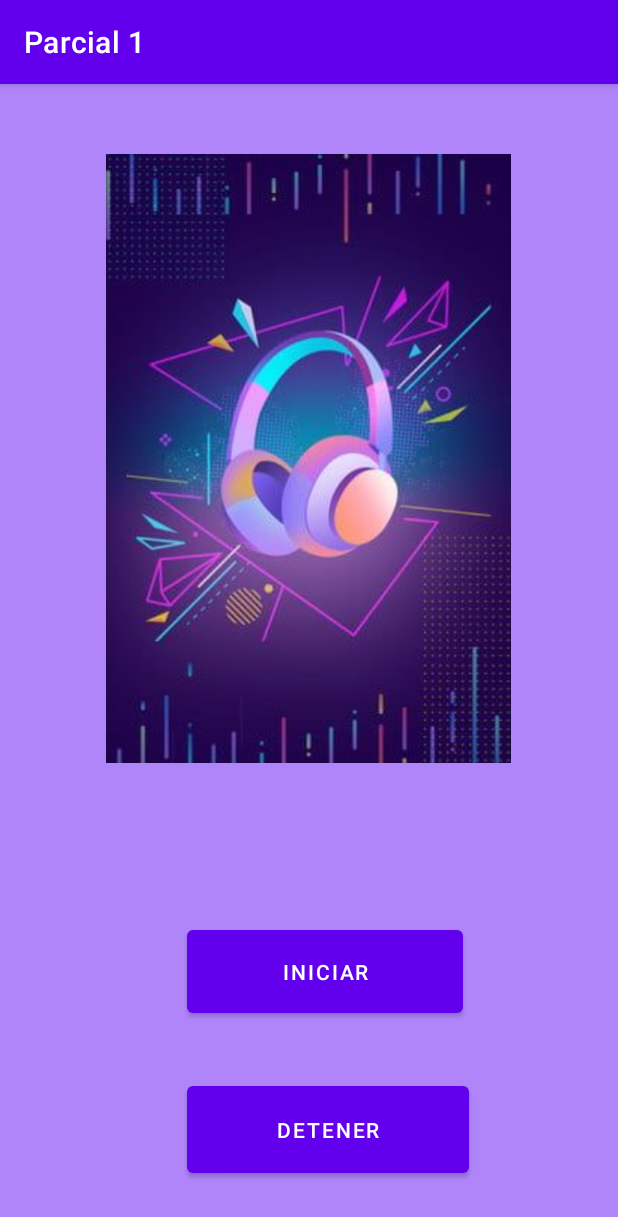
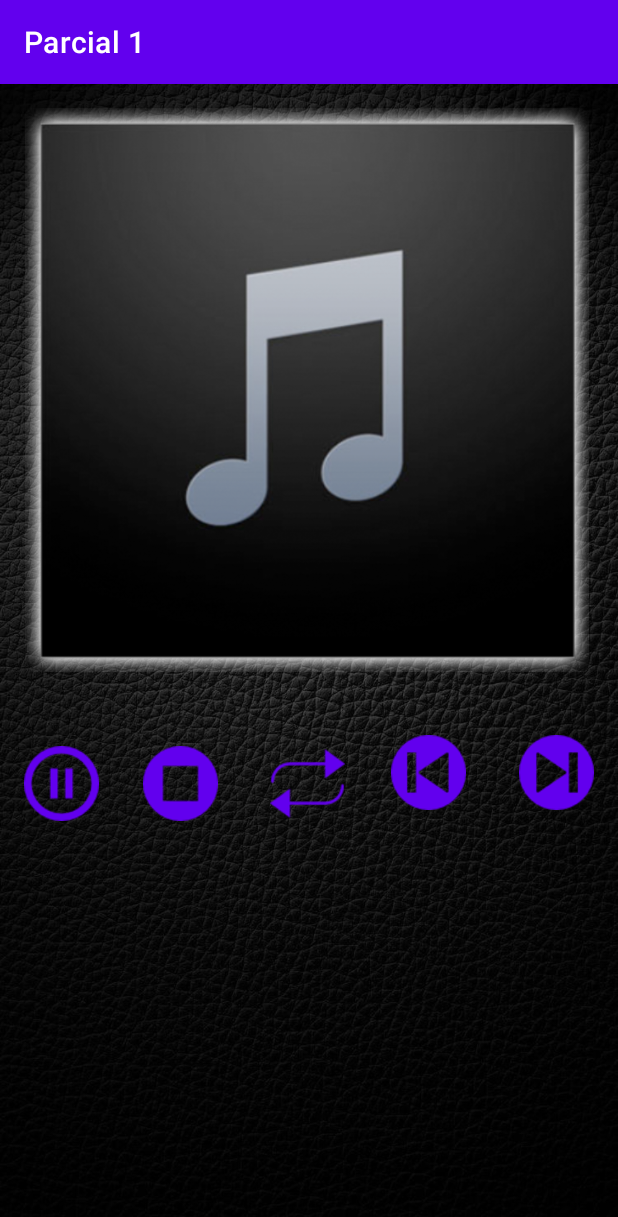
Before and after one commit to JoseLobos/parcial1, an Android app: the ReproductorDeAudio screen opened directly, with no data from a screen before it, on a phone screen of 412 x 824 dp. Shown: the top 1217 px of the screen. Run offline under Robolectric (Android 15) with nearby library versions, the phone set to English and light mode, and no system bars.

Commit message:
reproductor de audio

```diff
--- a/app/src/main/res/layout/activity_reproductor_de_audio.xml
+++ b/app/src/main/res/layout/activity_reproductor_de_audio.xml
@@ -4,44 +4,84 @@
     xmlns:tools="http://schemas.android.com/tools"
     android:layout_width="match_parent"
     android:layout_height="match_parent"
-    android:background="#B085FA"
+    android:background="@drawable/background"
     tools:context=".ReproductorDeAudio">
 
     <Button
-        android:id="@+id/Iniciar"
-        android:layout_width="184dp"
-        android:layout_height="67dp"
-        android:onClick="onClick"
-        android:text="@string/iniciar"
+        android:id="@+id/btn_anterior"
+        android:layout_width="50dp"
+        android:layout_height="50dp"
+        android:background="@drawable/anterior"
+        android:onClick="Anterior"
         app:layout_constraintBottom_toBottomOf="parent"
         app:layout_constraintEnd_toEndOf="parent"
-        app:layout_constraintHorizontal_bias="0.546"
+        app:layout_constraintHorizontal_bias="0.72"
         app:layout_constraintStart_toStartOf="parent"
         app:layout_constraintTop_toTopOf="parent"
-        app:layout_constraintVertical_bias="0.796" />
+        app:layout_constraintVertical_bias="0.604" />
 
     <Button
-        android:id="@+id/Parar"
-        android:layout_width="188dp"
-        android:layout_height="70dp"
-        android:onClick="onClick"
-        android:text="@string/parar"
+        android:id="@+id/btn_siguiente"
+        android:layout_width="50dp"
+        android:layout_height="50dp"
+        android:background="@drawable/siguiente"
+        android:onClick="Siguiente"
         app:layout_constraintBottom_toBottomOf="parent"
         app:layout_constraintEnd_toEndOf="parent"
-        app:layout_constraintHorizontal_bias="0.556"
+        app:layout_constraintHorizontal_bias="0.955"
         app:layout_constraintStart_toStartOf="parent"
         app:layout_constraintTop_toTopOf="parent"
-        app:layout_constraintVertical_bias="0.948" />
+        app:layout_constraintVertical_bias="0.604" />
+
+    <Button
+        android:id="@+id/btn_repetir"
+        android:layout_width="50dp"
+        android:layout_height="50dp"
+        android:background="@drawable/no_repetir"
+        android:onClick="Repetir"
+        app:layout_constraintBottom_toBottomOf="parent"
+        app:layout_constraintEnd_toEndOf="parent"
+        app:layout_constraintHorizontal_bias="0.498"
+        app:layout_constraintStart_toStartOf="parent"
+        app:layout_constraintTop_toTopOf="parent"
+        app:layout_constraintVertical_bias="0.615" />
+
+    <Button
+        android:id="@+id/btn_stop"
+        android:layout_width="50dp"
+        android:layout_height="50dp"
+        android:background="@drawable/detener"
+        android:onClick="Stop"
+        app:layout_constraintBottom_toBottomOf="parent"
+        app:layout_constraintEnd_toEndOf="parent"
+        app:layout_constraintHorizontal_bias="0.263"
+        app:layout_constraintStart_toStartOf="parent"
+        app:layout_constraintTop_toTopOf="parent"
+        app:layout_constraintVertical_bias="0.615" />
 
     <ImageView
         android:id="@+id/imageView"
-        android:layout_width="326dp"
-        android:layout_height="406dp"
+        android:layout_width="381dp"
+        android:layout_height="376dp"
+        android:layout_marginTop="16dp"
+        android:contentDescription="@string/app_name"
+        app:layout_constraintEnd_toEndOf="parent"
+        app:layout_constraintHorizontal_bias="0.466"
+        app:layout_constraintStart_toStartOf="parent"
+        app:layout_constraintTop_toTopOf="parent"
+        app:srcCompat="@drawable/portada1" />
+
+    <Button
+        android:id="@+id/btn_play"
+        android:layout_width="50dp"
+        android:layout_height="50dp"
+        android:background="@drawable/pausa"
+        android:onClick="PLayPause"
         app:layout_constraintBottom_toBottomOf="parent"
         app:layout_constraintEnd_toEndOf="parent"
-        app:layout_constraintHorizontal_bias="0.494"
+        app:layout_constraintHorizontal_bias="0.044"
         app:layout_constraintStart_toStartOf="parent"
         app:layout_constraintTop_toTopOf="parent"
-        app:layout_constraintVertical_bias="0.129"
-        app:srcCompat="@drawable/morado" />
+        app:layout_constraintVertical_bias="0.615" />
+
 </androidx.constraintlayout.widget.ConstraintLayout>
```
Also changed, not shown: app/src/main/java/com/example/parcial1cicloiii/ReproductorDeAudio.java (+121 -25 lines), app/src/main/res/drawable-v24/anterior.png (added), app/src/main/res/drawable-v24/background.jpg (added), app/src/main/res/drawable-v24/detener.png (added), app/src/main/res/drawable-v24/no_repetir.png (added), app/src/main/res/drawable-v24/pausa.png (added), app/src/main/res/drawable-v24/portada1.png (added), app/src/main/res/drawable-v24/portada2.png (added), app/src/main/res/drawable-v24/portada3.png (added), app/src/main/res/drawable-v24/repetir.png (added), app/src/main/res/drawable-v24/reproducir.png (added), app/src/main/res/drawable-v24/siguiente.png (added), 2 other files.
